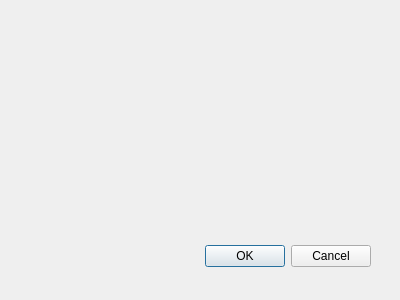
Qt form confirmreservation.ui (mocimy/hotel-system) before a commit.
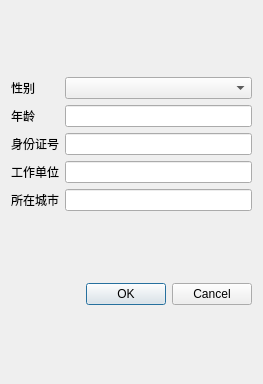
The same form after that commit.

```diff
--- a/confirmreservation.ui
+++ b/confirmreservation.ui
@@ -8,29 +8,114 @@
    <rect>
     <x>0</x>
     <y>0</y>
-    <width>400</width>
-    <height>300</height>
+    <width>263</width>
+    <height>384</height>
    </rect>
   </property>
   <property name="windowTitle">
    <string>Dialog</string>
   </property>
-  <widget name="buttonBox" class="QDialogButtonBox">
-   <property name="geometry">
-    <rect>
-     <x>30</x>
-     <y>240</y>
-     <width>341</width>
-     <height>32</height>
-    </rect>
-   </property>
-   <property name="orientation">
-    <enum>Qt::Horizontal</enum>
-   </property>
-   <property name="standardButtons">
-    <set>QDialogButtonBox::Cancel|QDialogButtonBox::Ok</set>
-   </property>
-  </widget>
+  <layout class="QGridLayout" name="gridLayout_2">
+   <item row="0" column="0">
+    <layout class="QGridLayout" name="gridLayout">
+     <item row="0" column="0">
+      <widget class="QLabel" name="label_3">
+       <property name="mouseTracking">
+        <bool>true</bool>
+       </property>
+       <property name="text">
+        <string>性别</string>
+       </property>
+      </widget>
+     </item>
+     <item row="0" column="1">
+      <widget class="QComboBox" name="sex">
+       <property name="mouseTracking">
+        <bool>true</bool>
+       </property>
+      </widget>
+     </item>
+     <item row="1" column="0">
+      <widget class="QLabel" name="label_4">
+       <property name="mouseTracking">
+        <bool>true</bool>
+       </property>
+       <property name="text">
+        <string>年龄</string>
+       </property>
+      </widget>
+     </item>
+     <item row="1" column="1">
+      <widget class="QLineEdit" name="ageEdit">
+       <property name="mouseTracking">
+        <bool>true</bool>
+       </property>
+      </widget>
+     </item>
+     <item row="2" column="0">
+      <widget class="QLabel" name="label_5">
+       <property name="mouseTracking">
+        <bool>true</bool>
+       </property>
+       <property name="text">
+        <string>身份证号</string>
+       </property>
+      </widget>
+     </item>
+     <item row="2" column="1">
+      <widget class="QLineEdit" name="ID_numberEdit">
+       <property name="mouseTracking">
+        <bool>true</bool>
+       </property>
+      </widget>
+     </item>
+     <item row="3" column="0">
+      <widget class="QLabel" name="label_6">
+       <property name="mouseTracking">
+        <bool>true</bool>
+       </property>
+       <property name="text">
+        <string>工作单位</string>
+       </property>
+      </widget>
+     </item>
+     <item row="3" column="1">
+      <widget class="QLineEdit" name="workplaceEdit">
+       <property name="mouseTracking">
+        <bool>true</bool>
+       </property>
+      </widget>
+     </item>
+     <item row="4" column="0">
+      <widget class="QLabel" name="label_7">
+       <property name="mouseTracking">
+        <bool>true</bool>
+       </property>
+       <property name="text">
+        <string>所在城市</string>
+       </property>
+      </widget>
+     </item>
+     <item row="4" column="1">
+      <widget class="QLineEdit" name="cityEdit">
+       <property name="mouseTracking">
+        <bool>true</bool>
+       </property>
+      </widget>
+     </item>
+    </layout>
+   </item>
+   <item row="1" column="0">
+    <widget class="QDialogButtonBox" name="buttonBox">
+     <property name="orientation">
+      <enum>Qt::Horizontal</enum>
+     </property>
+     <property name="standardButtons">
+      <set>QDialogButtonBox::Cancel|QDialogButtonBox::Ok</set>
+     </property>
+    </widget>
+   </item>
+  </layout>
  </widget>
  <pixmapfunction/>
  <resources/>
```
Left out of the diff: 7 changed lines with no effect on the pictures.
